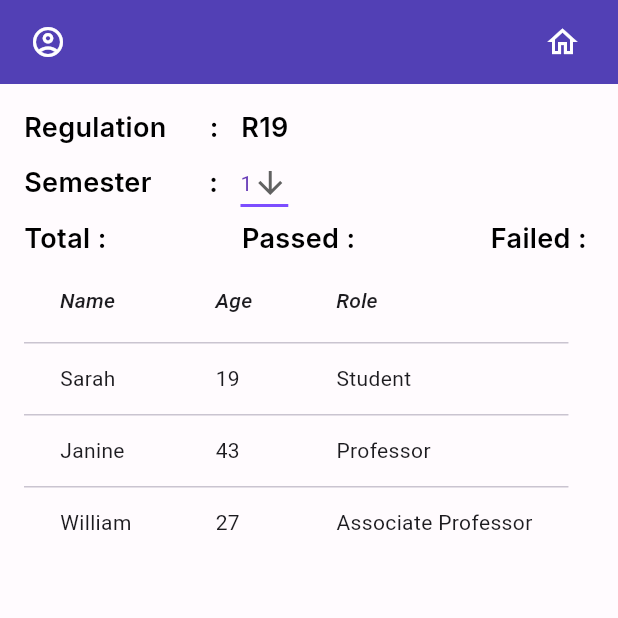
After one commit to Meghashyam1218/BEAM, a Flutter app: the DashboardS screen opened by its route, after a tap on "Academmic Analysis", on a phone screen of 412 x 824 dp, the top half of it. The commit adds this screen. Run offline on Flutter 3.47's test engine with Material 2 defaults, Android fonts, the phone set to English and light mode, and no system bars; our stand-ins replace go_router, google_fonts.

Commit message:
academic table example

```diff
--- a/lib/main.dart
+++ b/lib/main.dart
@@ -1,5 +1,6 @@
 import 'package:flutter/material.dart';
 import 'package:beam/routes.dart';
+import 'package:beam/color_schemes.g.dart';
 
 void main() {
 
@@ -19,7 +20,8 @@ class _BeamState extends State<Beam> {
     return MaterialApp.router(
       routerConfig: goroutes,
       debugShowCheckedModeBanner: false,
-      theme: ThemeData(useMaterial3: true),
+      theme: ThemeData(useMaterial3: true, colorScheme: lightColorScheme),
+      darkTheme: ThemeData(useMaterial3: true, colorScheme: darkColorScheme),
       title: 'Flutter Demo',
     );
   }
--- a/lib/routes.dart
+++ b/lib/routes.dart
@@ -4,6 +4,7 @@ import 'package:beam/screens/student/feedues.dart';
 import 'package:beam/screens/student/notifications.dart';
 import 'package:beam/screens/student/timetable.dart';
 import 'package:beam/screens/teacher/dashboard.dart';
+import 'package:beam/screens/utilis/academic.dart';
 import 'package:beam/screens/utilis/events.dart';
 import 'package:beam/screens/utilis/materials.dart';
 import 'package:beam/screens/utilis/profile.dart';
@@ -49,12 +50,12 @@ final goroutes = GoRouter(
       builder: (context, state) => const Notifications(),
     ),
     GoRoute(
-      path: '/academic',
-      builder: (context, state) => const Notifications(),
-    ),
-    GoRoute(
       path: '/profile',
       builder: (context, state) => ProfilePage(),
     ),
+    GoRoute(
+      path: '/academic',
+      builder: (context, state) => const Academic(),
+    ),
   ],
 );
--- a/lib/screens/student/dashboard.dart
+++ b/lib/screens/student/dashboard.dart
@@ -1,3 +1,4 @@
+import 'package:beam/color_schemes.g.dart';
 import 'package:flutter/material.dart';
 import 'package:go_router/go_router.dart';
 import 'package:google_fonts/google_fonts.dart';
@@ -31,12 +32,12 @@ class _DashboardSState extends State<DashboardS> {
               onTap: (() {
                 GoRouter.of(context).pop();
               }),
-              child: const Padding(
-                padding: EdgeInsets.symmetric(horizontal: 25),
+              child: Padding(
+                padding: const EdgeInsets.symmetric(horizontal: 25),
                 child: Icon(
                   Icons.login,
                   size: 24,
-                  color: Color.fromARGB(255, 62, 34, 201),
+                  color: lightColorScheme.primary
                 ),
               ),
             )
@@ -46,13 +47,18 @@ class _DashboardSState extends State<DashboardS> {
           // scrollDirection: Axis.horizontal,
           child: Container(
             padding: const EdgeInsets.symmetric(horizontal: 20),
-            color: const Color.fromARGB(0, 196, 94, 94),
+            color: lightColorScheme.background,
             child: Column(
               crossAxisAlignment: CrossAxisAlignment.start,
               children: [
                 const HelloUser(),
-                const Center(
-                  child: AcademicCard(),
+                Center(
+                  child: GestureDetector(
+                    onTap: () {
+                      GoRouter.of(context).push("/academic");
+                    },
+                    child: const AcademicCard(),
+                  ),
                 ),
                 const SizedBox(
                   height: 30,
@@ -91,7 +97,7 @@ class AcademicCard extends StatelessWidget {
       width: 330,
       padding: const EdgeInsets.symmetric(vertical: 20, horizontal: 25),
       decoration: BoxDecoration(
-        color: const Color(0xffEDEAFA),
+        color: lightColorScheme.secondaryContainer,
         borderRadius: BorderRadius.circular(25),
       ),
       child: Column(
--- /dev/null
+++ b/lib/screens/utilis/academic.dart
@@ -0,0 +1,198 @@
+import 'package:flutter/material.dart';
+import 'package:go_router/go_router.dart';
+import 'package:google_fonts/google_fonts.dart';
+
+class Academic extends StatefulWidget {
+  const Academic({super.key});
+
+  @override
+  State<Academic> createState() => _AcademicState();
+}
+
+class _AcademicState extends State<Academic> {
+  @override
+  Widget build(BuildContext context) {
+    List<String> list = <String>['1', '2', '3', '4', '5', '6', '7', '8'];
+    String dropdownValue = list.first;
+    return SafeArea(
+      child: Scaffold(
+        appBar: AppBar(
+          foregroundColor: const Color.fromARGB(255, 0, 0, 0),
+          backgroundColor: const Color.fromARGB(255, 82, 64, 181),
+          shadowColor: const Color.fromARGB(0, 0, 0, 0),
+          leading: Padding(
+            padding: const EdgeInsets.symmetric(horizontal: 20),
+            child: GestureDetector(
+              onTap: ((() {})),
+              child: const Icon(
+                Icons.account_circle_outlined,
+                size: 24,
+                color: Color.fromARGB(255, 255, 255, 255),
+              ),
+            ),
+          ),
+          actions: [
+            GestureDetector(
+              onTap: (() {
+                GoRouter.of(context).pop();
+              }),
+              child: const Padding(
+                padding: EdgeInsets.symmetric(horizontal: 25),
+                child: Icon(
+                  Icons.home_outlined,
+                  size: 24,
+                  color: Color.fromARGB(255, 255, 255, 255),
+                ),
+              ),
+            )
+          ],
+        ),
+        body: Padding(
+          padding: const EdgeInsets.all(16.0),
+          child: Column(
+            mainAxisAlignment: MainAxisAlignment.start,
+            crossAxisAlignment: CrossAxisAlignment.start,
+            children: [
+              Row(
+                mainAxisAlignment: MainAxisAlignment.start,
+                children: <Widget>[
+                  Text(
+                    "Regulation      :",
+                    style: GoogleFonts.inter(
+                        fontSize: 18,
+                        fontWeight: FontWeight.w600,
+                        color: Colors.black),
+                  ),
+                  const SizedBox(
+                    width: 15,
+                  ),
+                  Text(
+                    "R19",
+                    style: GoogleFonts.inter(
+                        fontSize: 18,
+                        fontWeight: FontWeight.w600,
+                        color: Colors.black),
+                  ),
+                ],
+              ),
+              Row(
+                mainAxisAlignment: MainAxisAlignment.start,
+                children: <Widget>[
+                  Text(
+                    "Semester        :",
+                    style: GoogleFonts.inter(
+                        fontSize: 18,
+                        fontWeight: FontWeight.w600,
+                        color: Colors.black),
+                  ),
+                  const SizedBox(
+                    width: 15,
+                  ),
+                  DropdownButton<String>(
+                    value: dropdownValue,
+                    icon: const Icon(Icons.arrow_downward),
+                    elevation: 16,
+                    style: const TextStyle(color: Colors.deepPurple),
+                    underline: Container(
+                      height: 2,
+                      color: Colors.deepPurpleAccent,
+                    ),
+                    onChanged: (String? value) {
+                      // This is called when the user selects an item.
+                      setState(() {
+                        dropdownValue = value!;
+                      });
+                    },
+                    items: list.map<DropdownMenuItem<String>>((String value) {
+                      return DropdownMenuItem<String>(
+                        value: value,
+                        child: Text(value),
+                      );
+                    }).toList(),
+                  )
+                ],
+              ),
+              Row(
+                mainAxisAlignment: MainAxisAlignment.spaceBetween,
+                children: [
+                  Text(
+                    "Total : ",
+                    style: GoogleFonts.inter(
+                        fontSize: 18,
+                        fontWeight: FontWeight.w600,
+                        color: Colors.black),
+                  ),
+                  Text(
+                    "Passed : ",
+                    style: GoogleFonts.inter(
+                        fontSize: 18,
+                        fontWeight: FontWeight.w600,
+                        color: Colors.black),
+                  ),
+                  Text(
+                    "Failed : ",
+                    style: GoogleFonts.inter(
+                        fontSize: 18,
+                        fontWeight: FontWeight.w600,
+                        color: Colors.black),
+                  ),
+                ],
+              ),
+              DataTable(
+                columns: const <DataColumn>[
+                  DataColumn(
+                    label: Expanded(
+                      child: Text(
+                        'Name',
+                        style: TextStyle(fontStyle: FontStyle.italic),
+                      ),
+                    ),
+                  ),
+                  DataColumn(
+                    label: Expanded(
+                      child: Text(
+                        'Age',
+                        style: TextStyle(fontStyle: FontStyle.italic),
+                      ),
+                    ),
+                  ),
+                  DataColumn(
+                    label: Expanded(
+                      child: Text(
+                        'Role',
+                        style: TextStyle(fontStyle: FontStyle.italic),
+                      ),
+                    ),
+                  ),
+                ],
+                rows: const <DataRow>[
+                  DataRow(
+                    cells: <DataCell>[
+                      DataCell(Text('Sarah')),
+                      DataCell(Text('19')),
+                      DataCell(Text('Student')),
+                    ],
+                  ),
+                  DataRow(
+                    cells: <DataCell>[
+                      DataCell(Text('Janine')),
+                      DataCell(Text('43')),
+                      DataCell(Text('Professor')),
+                    ],
+                  ),
+                  DataRow(
+                    cells: <DataCell>[
+                      DataCell(Text('William')),
+                      DataCell(Text('27')),
+                      DataCell(Text('Associate Professor')),
+                    ],
+                  ),
+                ],
+              ),
+            ],
+          ),
+        ),
+      ),
+    );
+  }
+}
```
Also changed, not shown: lib/color_schemes.g.dart (added).
